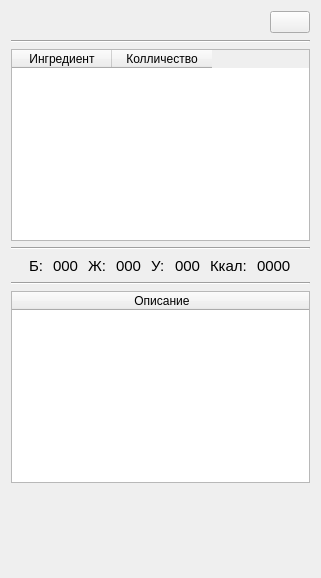
Above: project/forms/Recipe_info.ui from Galoev/nutritionist-helper before the change. Below: the same form after it.
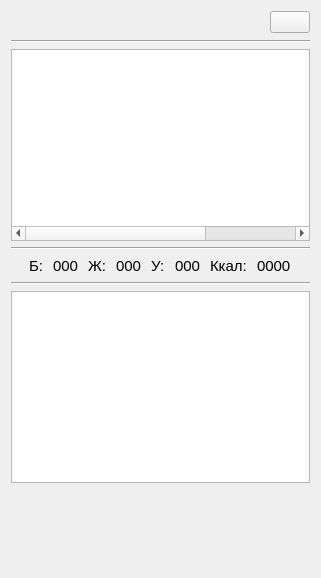
That is the form after the change. Icons and pictures are not drawn.

```diff
--- a/project/forms/Recipe_info.ui
+++ b/project/forms/Recipe_info.ui
@@ -65,7 +65,7 @@
       <bool>true</bool>
      </property>
      <attribute name="horizontalHeaderVisible">
-      <bool>true</bool>
+      <bool>false</bool>
      </attribute>
      <attribute name="horizontalHeaderShowSortIndicator" stdset="0">
       <bool>false</bool>
@@ -92,6 +92,11 @@
        <string>Колличество</string>
       </property>
      </column>
+     <column>
+      <property name="text">
+       <string>Ед.</string>
+      </property>
+     </column>
     </widget>
    </item>
    <item>
@@ -256,7 +261,7 @@
    <item>
     <widget class="QTableWidget" name="tableWidget_recipeDescription">
      <attribute name="horizontalHeaderVisible">
-      <bool>true</bool>
+      <bool>false</bool>
      </attribute>
      <attribute name="horizontalHeaderCascadingSectionResizes">
       <bool>false</bool>
@@ -268,7 +273,7 @@
       <bool>true</bool>
      </attribute>
      <attribute name="verticalHeaderVisible">
-      <bool>true</bool>
+      <bool>false</bool>
      </attribute>
      <column>
       <property name="text">
```
